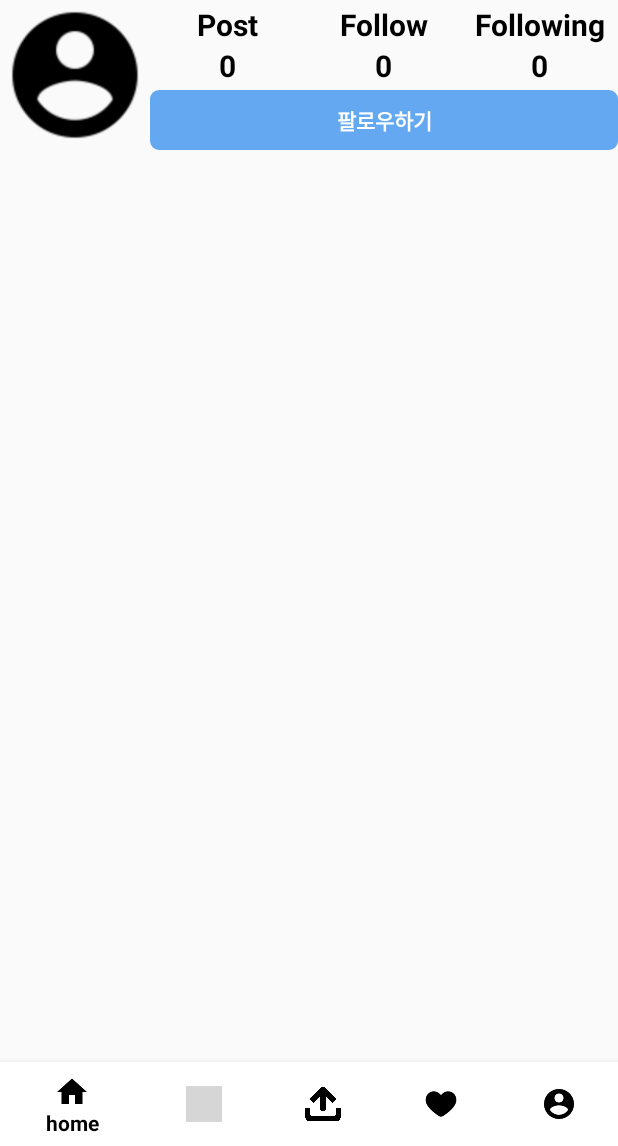
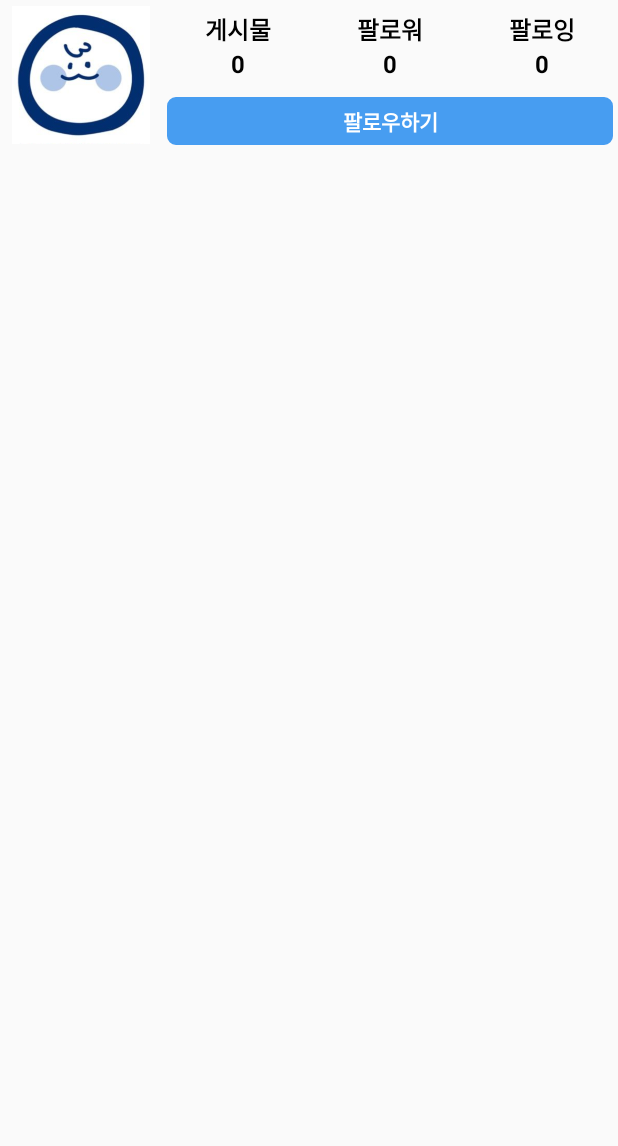
Before and after one commit to junhyun1001/Hansung-SNS, an Android app: the YourProfileFragment screen opened through its navigation route, on a phone screen of 412 x 824 dp, the part 90-1236 px from its top. Run offline under Robolectric (Android 15) with nearby library versions, the phone set to English and light mode, and no system bars; our stand-ins replace Firebase (no records; nobody signed in at launch, a user with empty details on screens opened directly), data binding, navigation-ui; grey boxes are pictures that could not be loaded.

Commit message:
22-11-27 JunHyun UI 3차 수정

```diff
--- a/app/src/main/java/com/example/instagram/MainActivity.kt
+++ b/app/src/main/java/com/example/instagram/MainActivity.kt
@@ -43,11 +43,11 @@ class MainActivity : AppCompatActivity() {
     }
 
     fun showNav() {
-//        binding!!.bottomNavigation.visibility = View.VISIBLE
+        binding!!.bottomNavigation.visibility = View.VISIBLE
     }
 
     fun hideNav() {
-//        binding!!.bottomNavigation.visibility = View.GONE
+        binding!!.bottomNavigation.visibility = View.GONE
     }
 
     fun hideToolbar() {
--- a/app/src/main/res/layout/fragment_your_profile.xml
+++ b/app/src/main/res/layout/fragment_your_profile.xml
@@ -1,8 +1,8 @@
 <?xml version="1.0" encoding="utf-8"?>
-<layout>
+<layout xmlns:tools="http://schemas.android.com/tools"
+    xmlns:android="http://schemas.android.com/apk/res/android">
 
-    <LinearLayout xmlns:android="http://schemas.android.com/apk/res/android"
-        xmlns:tools="http://schemas.android.com/tools"
+    <LinearLayout
         android:layout_width="match_parent"
         android:layout_height="match_parent"
         android:orientation="vertical">
@@ -16,19 +16,25 @@
                 android:layout_width="100dp"
                 android:layout_height="100dp"
                 android:layout_alignParentStart="true"
-                android:src="@drawable/ic_account" />
+                android:layout_margin="4dp"
+                android:src="@drawable/boogiehead" />
 
             <Button
                 android:id="@+id/account_btn_follow"
-                android:layout_width="match_parent"
-                android:layout_height="40dp"
+                android:layout_width="307dp"
+                android:layout_height="32dp"
                 android:layout_alignParentBottom="true"
+                android:layout_marginStart="3dp"
+                android:layout_marginLeft="3dp"
+                android:layout_marginTop="3dp"
+                android:layout_marginEnd="3dp"
+                android:layout_marginBottom="3dp"
                 android:layout_toRightOf="@+id/account_iv_profile"
+                android:background="@drawable/buttnd"
+                android:backgroundTint="@color/loginBtn"
                 android:text="팔로우하기"
-                android:textStyle="bold"
                 android:textColor="@color/white"
-                android:background="@drawable/buttnd"
-                android:backgroundTint="@color/facebook"/>
+                android:textStyle="bold" />
 
             <LinearLayout
                 android:layout_width="match_parent"
@@ -47,19 +53,19 @@
                     <TextView
                         android:layout_width="wrap_content"
                         android:layout_height="wrap_content"
-                        android:text="Post"
-                        android:textStyle="bold"
+                        android:text="게시물"
                         android:textColor="@color/black"
-                        android:textSize="20dp"/>
+                        android:textSize="16dp"
+                        android:textStyle="bold" />
 
                     <TextView
                         android:id="@+id/account_tv_post_count"
                         android:layout_width="wrap_content"
                         android:layout_height="wrap_content"
                         android:text="0"
-                        android:textStyle="bold"
                         android:textColor="@color/black"
-                        android:textSize="20dp"/>
+                        android:textSize="16dp"
+                        android:textStyle="bold" />
                 </LinearLayout>
 
                 <LinearLayout
@@ -72,22 +78,23 @@
                     <TextView
                         android:layout_width="wrap_content"
                         android:layout_height="wrap_content"
-                        android:text="Follow"
-                        android:textStyle="bold"
+                        android:text="팔로워"
                         android:textColor="@color/black"
-                        android:textSize="20dp"/>
+                        android:textSize="16dp"
+                        android:textStyle="bold" />
 
                     <TextView
                         android:id="@+id/account_tv_follow_count"
                         android:layout_width="wrap_content"
                         android:layout_height="wrap_content"
                         android:text="0"
-                        android:textStyle="bold"
                         android:textColor="@color/black"
-                        android:textSize="20dp" />
+                        android:textSize="16dp"
+                        android:textStyle="bold" />
                 </LinearLayout>
 
                 <LinearLayout
+
                     android:layout_width="0dp"
                     android:layout_height="wrap_content"
                     android:layout_weight="1"
@@ -97,19 +104,19 @@
                     <TextView
                         android:layout_width="wrap_content"
                         android:layout_height="wrap_content"
-                        android:text="Following"
-                        android:textStyle="bold"
+                        android:text="팔로잉"
                         android:textColor="@color/black"
-                        android:textSize="20dp"/>
+                        android:textSize="16dp"
+                        android:textStyle="bold" />
 
                     <TextView
                         android:id="@+id/account_tv_following_count"
                         android:layout_width="wrap_content"
                         android:layout_height="wrap_content"
                         android:text="0"
-                        android:textStyle="bold"
                         android:textColor="@color/black"
-                        android:textSize="20dp" />
+                        android:textSize="16dp"
+                        android:textStyle="bold" />
                 </LinearLayout>
             </LinearLayout>
 
--- a/app/src/main/res/layout/item_detail.xml
+++ b/app/src/main/res/layout/item_detail.xml
@@ -14,7 +14,7 @@
             android:layout_width="35dp"
             android:layout_height="35dp"
             android:layout_margin="7.5dp"
-            android:src="@mipmap/ic_launcher" />
+            android:src="@drawable/boogiehead" />
 
         <TextView
             android:id="@+id/detailviewitem_profile_textview"
```
Also changed, not shown: app/src/main/java/com/example/instagram/PeedFragment.kt (+11 -11 lines), app/src/main/res/layout/fragment_my_profile.xml (+8 -7 lines), app/src/main/res/drawable-v24/boogiehead.png (added).
